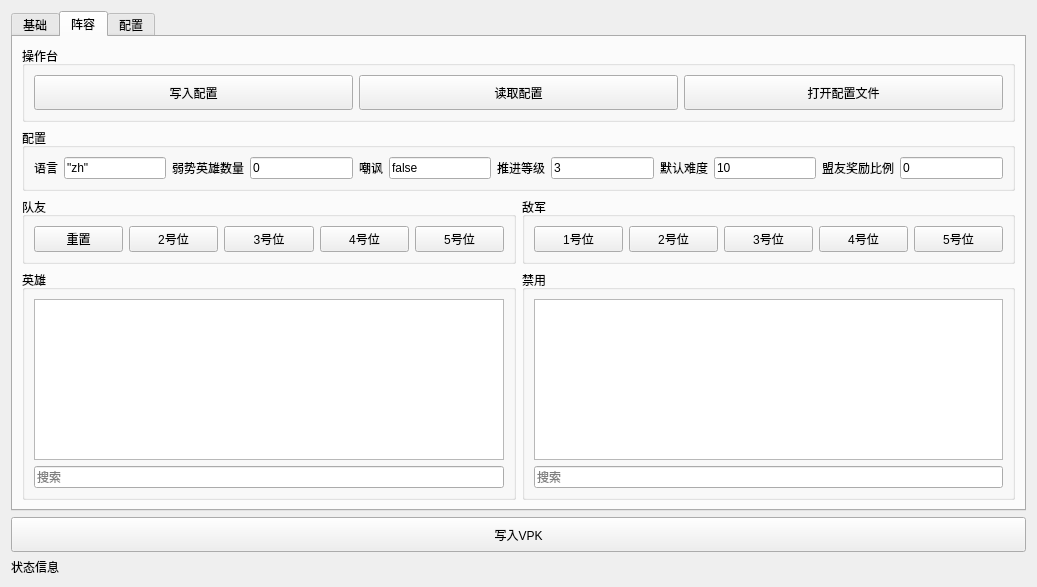
Qt form untitled.ui (JeremyChim/d3) before a commit.
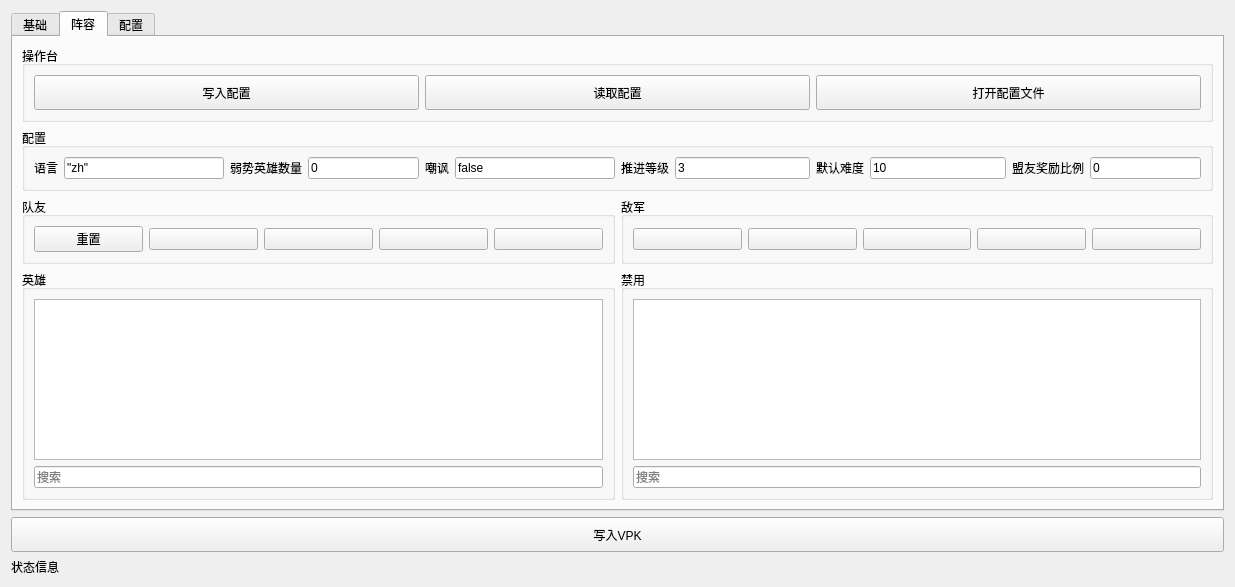
The same form after that commit.

The edit to the form file:
```diff
--- a/untitled.ui
+++ b/untitled.ui
@@ -6,8 +6,8 @@
    <rect>
     <x>0</x>
     <y>0</y>
-    <width>1037</width>
-    <height>507</height>
+    <width>1235</width>
+    <height>549</height>
    </rect>
   </property>
   <property name="windowTitle">
@@ -892,21 +892,21 @@
             <item>
              <widget class="QPushButton" name="pushButton_3">
               <property name="text">
-               <string>2号位</string>
+               <string/>
               </property>
              </widget>
             </item>
             <item>
              <widget class="QPushButton" name="pushButton_7">
               <property name="text">
-               <string>3号位</string>
+               <string/>
               </property>
              </widget>
             </item>
             <item>
              <widget class="QPushButton" name="pushButton_2">
               <property name="text">
-               <string>4号位</string>
+               <string/>
               </property>
              </widget>
             </item>
@@ -919,7 +919,7 @@
                </size>
               </property>
               <property name="text">
-               <string>5号位</string>
+               <string/>
               </property>
              </widget>
             </item>
@@ -935,35 +935,35 @@
             <item>
              <widget class="QPushButton" name="pushButton_8">
               <property name="text">
-               <string>1号位</string>
+               <string/>
               </property>
              </widget>
             </item>
             <item>
              <widget class="QPushButton" name="pushButton_9">
               <property name="text">
-               <string>2号位</string>
+               <string/>
               </property>
              </widget>
             </item>
             <item>
              <widget class="QPushButton" name="pushButton_10">
               <property name="text">
-               <string>3号位</string>
+               <string/>
               </property>
              </widget>
             </item>
             <item>
              <widget class="QPushButton" name="pushButton_11">
               <property name="text">
-               <string>4号位</string>
+               <string/>
               </property>
              </widget>
             </item>
             <item>
              <widget class="QPushButton" name="pushButton_12">
               <property name="text">
-               <string>5号位</string>
+               <string/>
               </property>
              </widget>
             </item>
```
Left out of the diff: 20 changed lines with no effect on the pictures.
